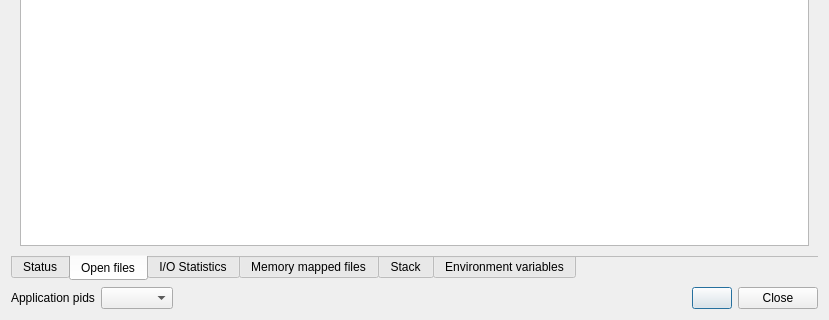
Old version of the form ui/opensnitch/res/process_details.ui in the repository evilsocket/opensnitch; both pictures show x 0 to 829 and y 236 to 556 of the 829 by 556 pixel window.
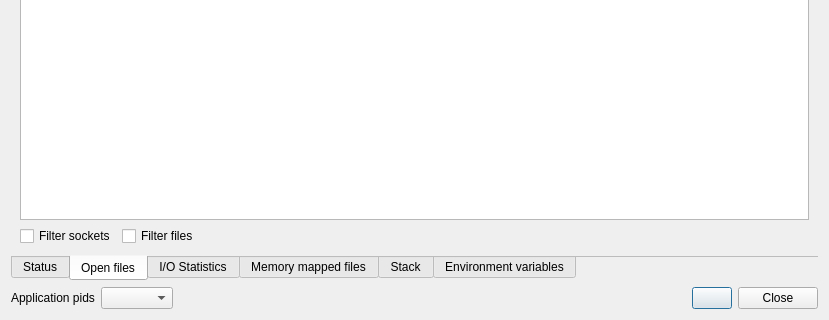
New version of the form. The open tabs and pages were chosen to show the change. Icons and pictures are not drawn.

Commit message:
ui,procdialog: allow to filter sockets and files
Two new options has been added to filter the process open files list by
sockets and regular files (by default it display pipes, etc).

```diff
--- a/ui/opensnitch/res/process_details.ui
+++ b/ui/opensnitch/res/process_details.ui
@@ -186,6 +186,30 @@
        <string>Open files</string>
       </attribute>
       <layout class="QGridLayout" name="gridLayout_4">
+       <item row="3" column="0">
+        <layout class="QHBoxLayout" name="horizontalLayout_4">
+         <item>
+          <widget class="QCheckBox" name="checkFilterSockets">
+           <property name="sizePolicy">
+            <sizepolicy hsizetype="Maximum" vsizetype="Fixed">
+             <horstretch>0</horstretch>
+             <verstretch>0</verstretch>
+            </sizepolicy>
+           </property>
+           <property name="text">
+            <string>Filter sockets</string>
+           </property>
+          </widget>
+         </item>
+         <item>
+          <widget class="QCheckBox" name="checkFilterFiles">
+           <property name="text">
+            <string>Filter files</string>
+           </property>
+          </widget>
+         </item>
+        </layout>
+       </item>
        <item row="1" column="0">
         <widget class="QPlainTextEdit" name="textOpenedFiles">
          <property name="undoRedoEnabled">
```
Left out of the diff: 14 changed lines with no effect on the pictures. The commit also changes 1 other file.
